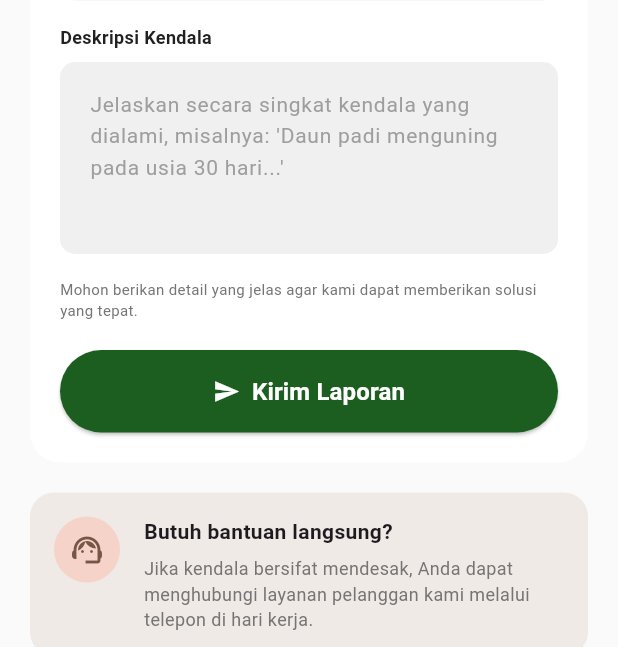
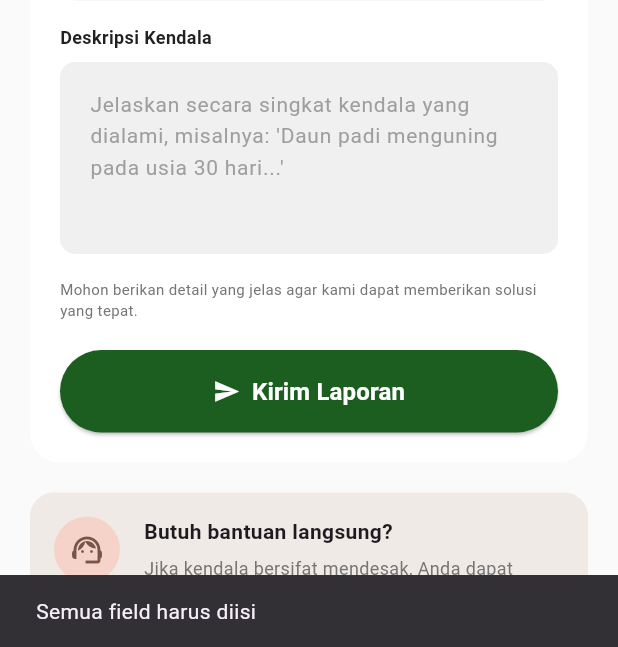
Before and after one commit to Zakyap17/E-Tani-Apps, a Flutter app: the ReportPage screen opened directly, after a tap on "Kirim Laporan", on a phone screen of 412 x 824 dp, the part 589-1236 px from its top. Run offline on Flutter 3.47's test engine with Material 3 defaults, Android fonts, the phone set to English and light mode, and no system bars; Roboto replaces fonts that are missing (Poppins).

Commit message:
Implement Location search, dynamic AnalysisPage, PostgreSQL DB integration, and Report form

```diff
--- a/backend-etani-main/backend-etani-main/package.json
+++ b/backend-etani-main/backend-etani-main/package.json
@@ -11,7 +11,8 @@
   "dependencies": {
     "cors": "^2.8.6",
     "dotenv": "^17.4.2",
-    "express": "^4.19.2"
+    "express": "^4.19.2",
+    "pg": "^8.20.0"
   },
   "devDependencies": {
     "nodemon": "^3.1.14"
--- a/frontend-etani-main/frontend-etani-main/lib/features/report/report_page.dart
+++ b/frontend-etani-main/frontend-etani-main/lib/features/report/report_page.dart
@@ -1,9 +1,30 @@
 import 'package:flutter/material.dart';
 import '../../core/constants/colors.dart';
 import '../../core/widget/app_logo.dart';
+import '../../core/constants/api_constants.dart';
+import 'package:http/http.dart' as http;
+import 'dart:convert';
 
-class ReportPage extends StatelessWidget {
+class ReportPage extends StatefulWidget {
   const ReportPage({super.key});
+
+  @override
+  State<ReportPage> createState() => _ReportPageState();
+}
+
+class _ReportPageState extends State<ReportPage> {
+  final TextEditingController _nameController = TextEditingController();
+  final TextEditingController _emailController = TextEditingController();
+  final TextEditingController _descController = TextEditingController();
+  bool _isLoading = false;
+
+  @override
+  void dispose() {
+    _nameController.dispose();
+    _emailController.dispose();
+    _descController.dispose();
+    super.dispose();
+  }
 
   @override
   Widget build(BuildContext context) {
@@ -42,15 +63,15 @@ class ReportPage extends StatelessWidget {
                 crossAxisAlignment: CrossAxisAlignment.start,
                 children: [
                   _buildInputLabel("Nama Lengkap"),
-                  _buildTextField("Misal: Budi Santoso"),
+                  _buildTextField("Misal: Budi Santoso", controller: _nameController),
                   const SizedBox(height: 16),
 
                   _buildInputLabel("Alamat Email"),
-                  _buildTextField("budi@petani.id"),
+                  _buildTextField("budi@petani.id", controller: _emailController),
                   const SizedBox(height: 16),
 
                   _buildInputLabel("Deskripsi Kendala"),
-                  _buildTextField("Jelaskan secara singkat kendala yang dialami, misalnya: 'Daun padi menguning pada usia 30 hari...'", maxLines: 4),
+                  _buildTextField("Jelaskan secara singkat kendala yang dialami, misalnya: 'Daun padi menguning pada usia 30 hari...'", maxLines: 4, controller: _descController),
                   const SizedBox(height: 16),
 
                   const Text(
@@ -67,9 +88,58 @@ class ReportPage extends StatelessWidget {
                         padding: const EdgeInsets.symmetric(vertical: 16),
                         shape: RoundedRectangleBorder(borderRadius: BorderRadius.circular(30)),
                       ),
-                      onPressed: () {},
-                      icon: const Icon(Icons.send, color: Colors.white, size: 18),
-                      label: const Text("Kirim Laporan", style: TextStyle(color: Colors.white, fontSize: 16, fontWeight: FontWeight.bold)),
+                      onPressed: _isLoading ? null : () async {
+                        final name = _nameController.text.trim();
+                        final email = _emailController.text.trim();
+                        final desc = _descController.text.trim();
+
+                        if (name.isEmpty || email.isEmpty || desc.isEmpty) {
+                          ScaffoldMessenger.of(context).showSnackBar(const SnackBar(content: Text('Semua field harus diisi')));
+                          return;
+                        }
+
+                        setState(() {
+                          _isLoading = true;
+                        });
+
+                        try {
+                          final response = await http.post(
+                            Uri.parse('${ApiConstants.baseUrl}/report'),
+                            headers: {'Content-Type': 'application/json'},
+                            body: jsonEncode({
+                              'name': name,
+                              'email': email,
+                              'description': desc,
+                            }),
+                          );
+
+                          if (context.mounted) {
+                            setState(() {
+                              _isLoading = false;
+                            });
+
+                            if (response.statusCode == 201) {
+                              ScaffoldMessenger.of(context).showSnackBar(const SnackBar(content: Text('Laporan berhasil terkirim ke sistem kami!'), backgroundColor: Colors.green));
+                              _nameController.clear();
+                              _emailController.clear();
+                              _descController.clear();
+                            } else {
+                              ScaffoldMessenger.of(context).showSnackBar(SnackBar(content: Text('Gagal mengirim: ${jsonDecode(response.body)['error']}'), backgroundColor: Colors.red));
+                            }
+                          }
+                        } catch (e) {
+                          if (context.mounted) {
+                            setState(() {
+                              _isLoading = false;
+                            });
+                            ScaffoldMessenger.of(context).showSnackBar(SnackBar(content: Text('Koneksi gagal: $e'), backgroundColor: Colors.red));
+                          }
+                        }
+                      },
+                      icon: _isLoading
+                        ? const SizedBox(width: 18, height: 18, child: CircularProgressIndicator(color: Colors.white, strokeWidth: 2))
+                        : const Icon(Icons.send, color: Colors.white, size: 18),
+                      label: Text(_isLoading ? "Mengirim..." : "Kirim Laporan", style: const TextStyle(color: Colors.white, fontSize: 16, fontWeight: FontWeight.bold)),
                     ),
                   ),
                 ],
@@ -129,8 +199,9 @@ class ReportPage extends StatelessWidget {
     );
   }
 
-  Widget _buildTextField(String hint, {int maxLines = 1}) {
+  Widget _buildTextField(String hint, {int maxLines = 1, TextEditingController? controller}) {
     return TextField(
+      controller: controller,
       maxLines: maxLines,
       decoration: InputDecoration(
         hintText: hint,
```
Also changed, not shown: frontend-etani-main/frontend-etani-main/lib/features/analysis/analysis.dart (+37 -32 lines), frontend-etani-main/frontend-etani-main/lib/features/home/home_page.dart (+56 -15 lines), backend-etani-main/backend-etani-main/package-lock.json, 4 other files.
